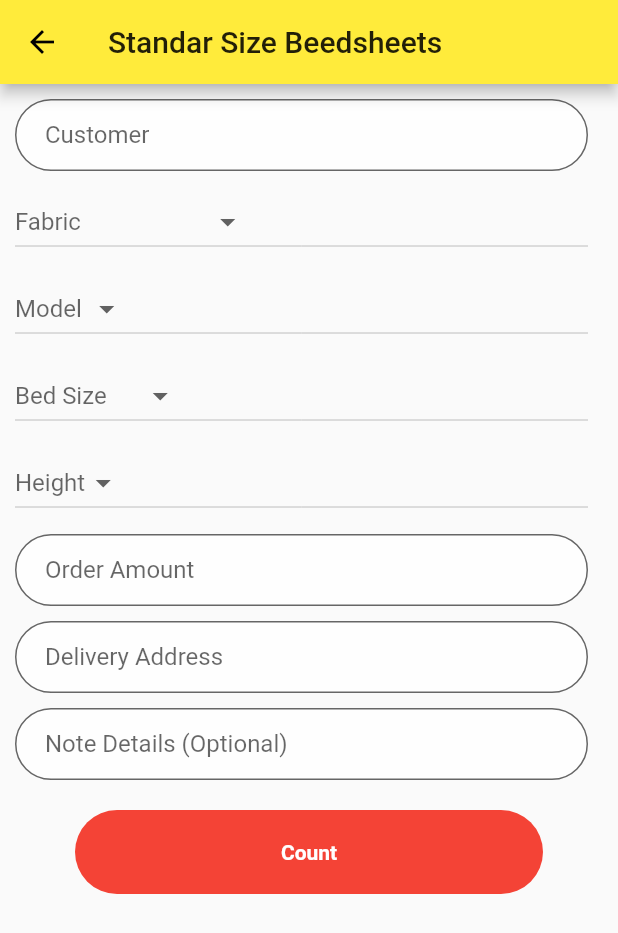
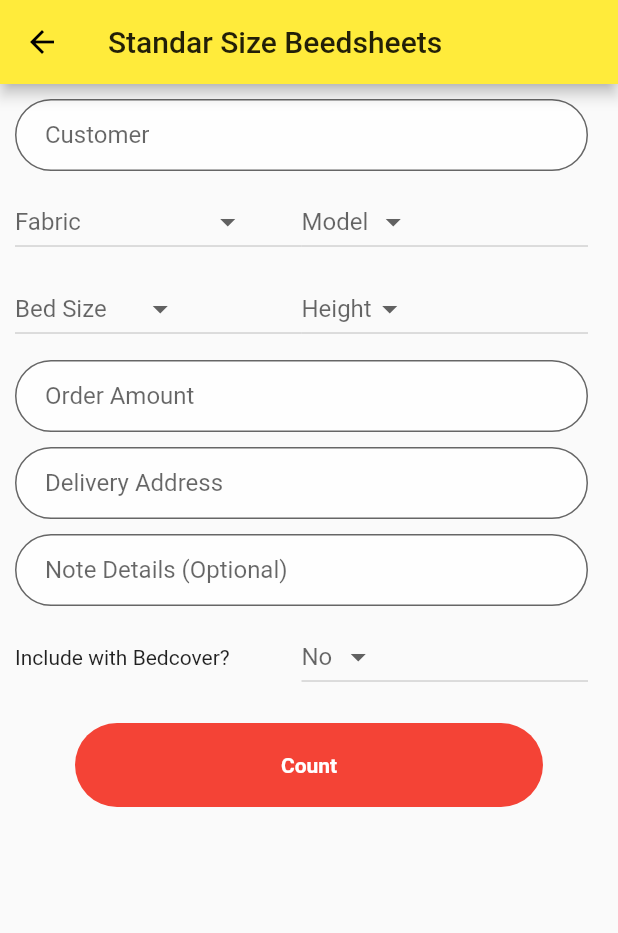
Before and after one commit to bachtiyar93/SmartBeedsheets-Calc, a Flutter app: the SpreiCalc screen opened directly, on a phone screen of 412 x 824 dp. Shown: the top 933 px of the screen. Run offline on Flutter 3.47's test engine with Material 2 defaults, Android fonts, the phone set to English and light mode, and no system bars.

```diff
--- a/lib/spreiBcKomplit.dart
+++ b/lib/spreiBcKomplit.dart
@@ -19,10 +19,13 @@ class _SpreiCalcState extends State<SpreiCalc> {
   TextEditingController bahanController = new TextEditingController();
   TextEditingController sizeController = new TextEditingController();
   TextEditingController modelController = new TextEditingController();
+  TextEditingController pilihanBCController = new TextEditingController();
 
 
   List<String> _jenisTinggi = ["20","25","30","35","40","45"];
   String _selectedTinggi;
+  List<String> _pilihanBC = ["Yes","No"];
+  String _selectedBC;
   List<String> _jenisBahan = ['Emboss', 'Katun CVC (Lokal)', 'Katun Jepang', 'Sutra Organik', 'Sutra Silk Thick','Sutra Silk Thin', 'Serat Bamboo','KingKoil','Panel (Jepang)'];
   String _selectedBahan;
   List<String> _jenisSize = ['3K 100x200', '4K 120x200', '5K 160x200', '6K 180x200', '7K 200x200'];
@@ -107,19 +110,6 @@ class _SpreiCalcState extends State<SpreiCalc> {
                           }).toList(),
                         ),
                       ),
-                    ],
-                  ),
-                ),
-                Container(
-                  width: MediaQuery.of(context).size.width,
-                  margin:
-                  const EdgeInsets.only(left: 10.0, right: 10.0, top: 10.0),
-                  alignment: Alignment.center,
-                  padding: const EdgeInsets.only(left: 0.0, right: 10.0),
-                  child: Row(
-                    crossAxisAlignment: CrossAxisAlignment.center,
-                    mainAxisAlignment: MainAxisAlignment.start,
-                    children: <Widget>[
                       Expanded(
                         child: new DropdownButton(
                           hint: Text('Model'), // Not necessary for Option 1
@@ -171,19 +161,6 @@ class _SpreiCalcState extends State<SpreiCalc> {
                           }).toList(),
                         ),
                       ),
-                    ],
-                  ),
-                ),
-                Container(
-                  width: MediaQuery.of(context).size.width,
-                  margin:
-                  const EdgeInsets.only(left: 10.0, right: 10.0, top: 10.0),
-                  alignment: Alignment.center,
-                  padding: const EdgeInsets.only(left: 0.0, right: 10.0),
-                  child: Row(
-                    crossAxisAlignment: CrossAxisAlignment.center,
-                    mainAxisAlignment: MainAxisAlignment.start,
-                    children: <Widget>[
                       Expanded(
                         child: new DropdownButton(
                           hint: Text('Height'), // Not necessary for Option 1
@@ -304,6 +281,39 @@ class _SpreiCalcState extends State<SpreiCalc> {
                               fillColor: Colors.white70),
                           keyboardType: TextInputType.multiline,
                           maxLines: null,
+                        ),
+                      ),
+                    ],
+                  ),
+                ),
+                Container(
+                  width: MediaQuery.of(context).size.width,
+                  margin:
+                  const EdgeInsets.only(left: 10.0, right: 10.0, top: 10.0),
+                  alignment: Alignment.center,
+                  padding: const EdgeInsets.only(left: 0.0, right: 10.0),
+                  child: Row(
+                    crossAxisAlignment: CrossAxisAlignment.center,
+                    mainAxisAlignment: MainAxisAlignment.start,
+                    children: <Widget>[
+                      Expanded(child: Text("Include with Bedcover?")),
+                      Expanded(
+                        child: new DropdownButton(
+                          hint: Text('No'), // Not necessary for Option 1
+                          value: _selectedBC,
+                          onChanged: (bc)
+                          {
+                            setState(() {
+                              _selectedBC = bc;
+                              pilihanBCController.text=_selectedBC;
+                            });
+                          } ,
+                          items: _pilihanBC.map((location) {
+                            return DropdownMenuItem(
+                              child: new Text(location),
+                              value: location,
+                            );
+                          }).toList(),
                         ),
                       ),
                     ],
@@ -440,9 +450,14 @@ class _SpreiCalcState extends State<SpreiCalc> {
             else {pakaiKain=5.4;}
           }
 
-          bedcover=pakaiKainBC*hargaKain+upahJahitBC;
+          if (pilihanBCController.text=="Yes"){
+            bedcover=(pakaiKainBC*hargaKain+upahJahitBC)*untung+(pakaiKainBC*hargaKain+upahJahitBC);
+          } else {
+            bedcover=0;
+          }
+
           sizenya = pakaiKain*hargaKain+upahJahit+tas;
-          hargaCount=(sizenya*untung+sizenya)*double.tryParse(orderController.text)+hargaModel+(bedcover*untung+bedcover);
+          hargaCount=(sizenya*untung+sizenya)*double.tryParse(orderController.text)+hargaModel+bedcover;
 
 
           return AlertDialog(
```
Also changed, not shown: 1 other file.
